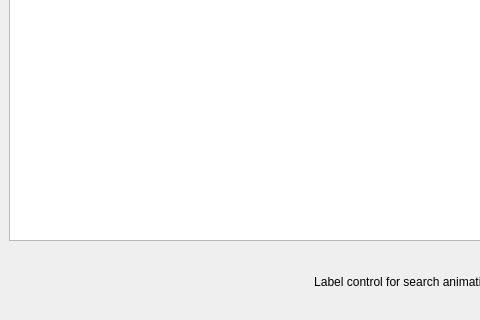
This is SearchGUI/src/searchwindow.ui in tmpprj/tmpprj as Qt 5 draws it before an edit; both pictures show x 0 to 480 and y 429 to 749 of the 809 by 749 pixel window. The edited form follows.
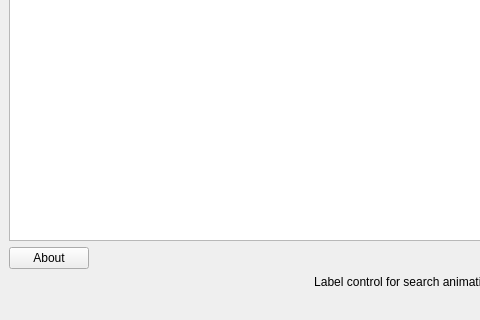
This is the edited form. Icons and pictures are not drawn. Custom widgets are drawn as their Qt base class.

Commit message: added asprotect files added about box

The edit to the form file:
```diff
--- a/SearchGUI/src/searchwindow.ui
+++ b/SearchGUI/src/searchwindow.ui
@@ -360,6 +360,13 @@
     </item>
     <item>
      <layout class="QHBoxLayout">
+      <item>
+       <widget class="QPushButton" name="aboutButton">
+        <property name="text">
+         <string>About</string>
+        </property>
+       </widget>
+      </item>
       <item>
        <spacer>
         <property name="orientation">
```
The commit also changes 9 other files.
